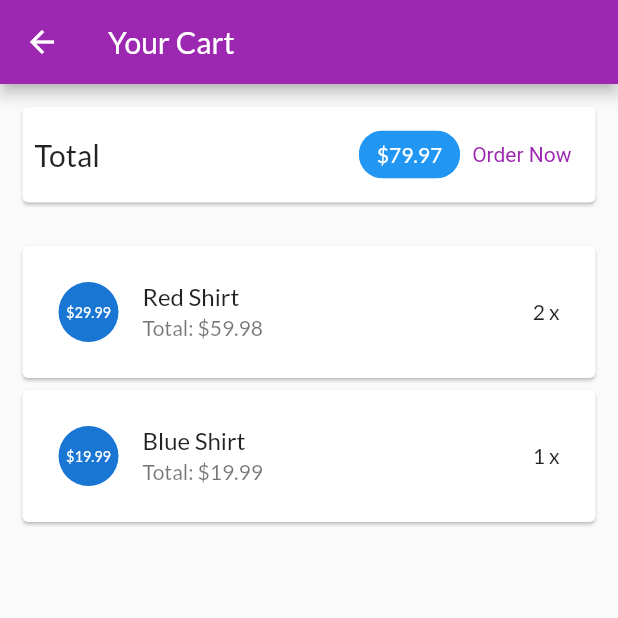
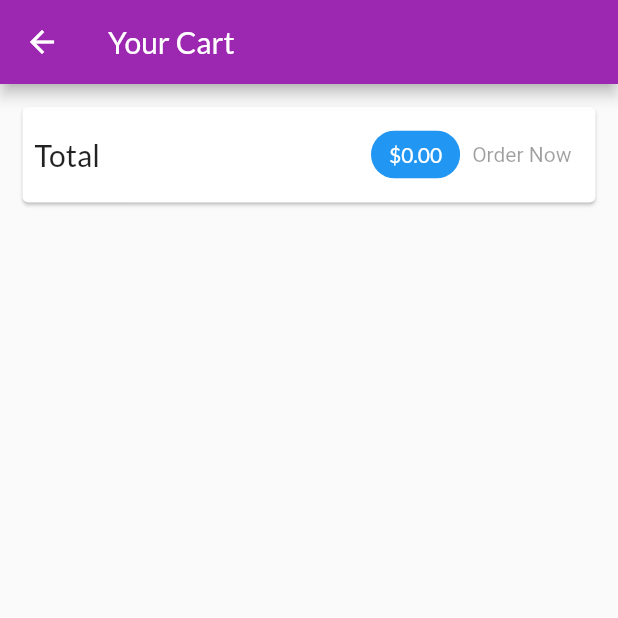
Before and after one commit to vinh466/flutter-myshopapp, a Flutter app: the CartScreen screen opened by its route, on a phone screen of 412 x 824 dp, the top half of it. Run offline on Flutter 3.47's test engine with Material 2 defaults, Android fonts, the phone set to English and light mode, and no system bars; our stand-ins replace flutter_dotenv, shared_preferences; missing offline and left inert: dart:ffi; accounts and stored records are empty.

Commit message:
Xoa du lieu du chay thu

```diff
--- a/lib/ui/auth/auth_card.dart
+++ b/lib/ui/auth/auth_card.dart
@@ -137,7 +137,7 @@ class _AuthCardState extends State<AuthCard> {
         shape: RoundedRectangleBorder(
           borderRadius: BorderRadius.circular(30),
         ),
-        backgroundColor: Theme.of(context).primaryColor,
+        primary: Theme.of(context).primaryColor,
         padding: const EdgeInsets.symmetric(horizontal: 30.0, vertical: 8.0),
         textStyle: TextStyle(
           color: Theme.of(context).primaryTextTheme.headline6?.color,
--- a/lib/ui/cart/cart_manager.dart
+++ b/lib/ui/cart/cart_manager.dart
@@ -4,20 +4,7 @@ import 'package:myshop/models/cart_item.dart';
 import 'package:myshop/models/product.dart';
 
 class CartManager with ChangeNotifier {
-  Map<String, CartItem> _items = {
-    'pi': CartItem(
-      id: 'ci',
-      title: 'Red Shirt',
-      price: 29.99,
-      quantity: 2,
-    ),
-    'pi2': CartItem(
-      id: 'ci2',
-      title: 'Blue Shirt',
-      price: 19.99,
-      quantity: 1,
-    ),
-  };
+  Map<String, CartItem> _items = {};
 
   int get productCount {
     return _items.length;
--- a/lib/ui/orders/order_manager.dart
+++ b/lib/ui/orders/order_manager.dart
@@ -3,36 +3,7 @@ import 'package:myshop/models/cart_item.dart';
 import 'package:myshop/models/order_item.dart';
 
 class OrdersManager with ChangeNotifier {
-  final List<OrderItem> _orders = [
-    OrderItem(id: 'o1', amount: 79.97, products: [
-      CartItem(
-        id: 'ci',
-        title: 'Red Shirt',
-        price: 29.99,
-        quantity: 2,
-      ),
-      CartItem(
-        id: 'ci2',
-        title: 'Blue Shirt',
-        price: 19.99,
-        quantity: 1,
-      )
-    ]),
-    OrderItem(id: 'o2', amount: 99.97, products: [
-      CartItem(
-        id: 'ci3',
-        title: 'Yellow Shirt',
-        price: 29.99,
-        quantity: 2,
-      ),
-      CartItem(
-        id: 'ci4',
-        title: 'Green Shirt',
-        price: 39.99,
-        quantity: 1,
-      )
-    ]),
-  ];
+  final List<OrderItem> _orders = [];
 
   int get orderCount {
     return _orders.length;
--- a/lib/ui/products/products_manager.dart
+++ b/lib/ui/products/products_manager.dart
@@ -4,7 +4,10 @@ import 'package:myshop/models/product.dart';
 import 'package:myshop/services/products_service.dart';
 
 class ProductsManager with ChangeNotifier {
-  List<Product> _items = [];
+  List<Product> _items = [
+
+
+  ];
   final ProductsService _productsService;
 
   ProductsManager([AuthToken? authToken])
```
Also changed, not shown: lib/ui/orders/orders_screen.dart (+47 -0 lines).
